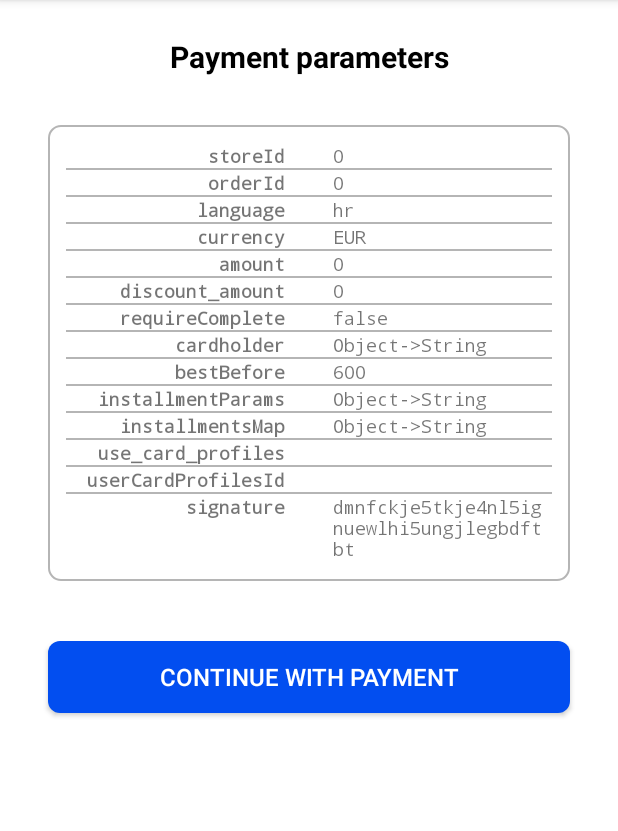
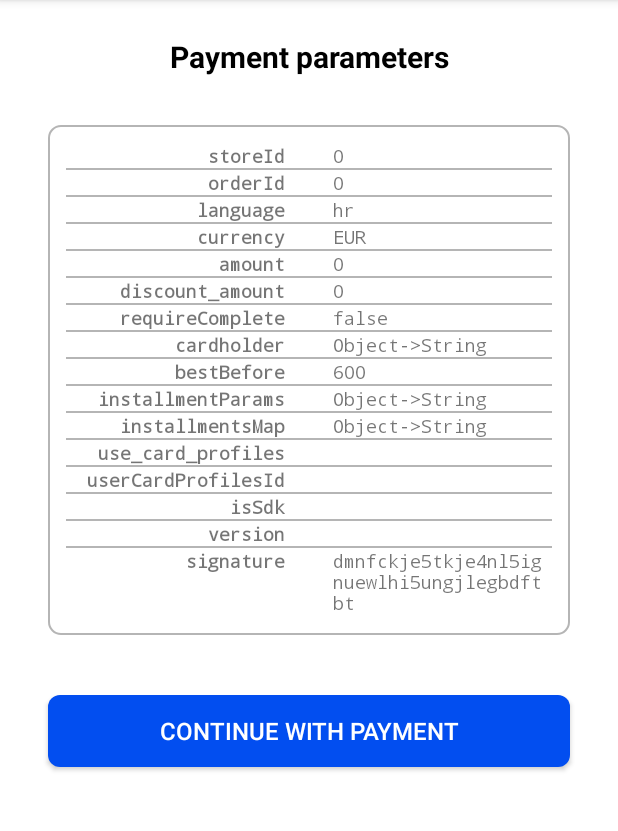
Before and after one commit to corvuspay/android-sdk, an Android app: the CheckoutDetailsActivity screen opened directly, with no data from a screen before it, on a phone screen of 412 x 824 dp, the part 84-915 px from its top. Run offline under Robolectric (Android 15) with nearby library versions, the phone set to English and light mode, and no system bars; our stand-ins replace EventBus; libraries missing offline, so code that uses them is left out: com.corvuspay.sdk.

Commit message:
Demoshop update

```diff
--- a/Demoshop/app/src/main/java/hr/corvuspay/demoshop/activities/CheckoutDetailsActivity.kt
+++ b/Demoshop/app/src/main/java/hr/corvuspay/demoshop/activities/CheckoutDetailsActivity.kt
@@ -67,7 +67,7 @@ class CheckoutDetailsActivity : AppCompatActivity() {
             NO_INSTALMENTS -> {
                 isInstallmentParamsVisible(false)
                 isInstallmentMapsVisible(false)
-                checkoutObject = createCheckoutObject().noInstallments().addCardProfiles().addSignature()
+                checkoutObject = createCheckoutObject().noInstallments().addSignature()
                 setUICheckoutData(checkoutObject)
             }
             FIXED_INSTALMENTS -> {
@@ -247,6 +247,8 @@ class CheckoutDetailsActivity : AppCompatActivity() {
         tv_param_installmentParams_value.text = showInstallments()
         tv_param_installmentsMap_value.text = showInstallments()
         tv_param_signature_value.text = checkout.signature
+        tv_isSdk_value.text = checkout.isSdk.toString()
+        tv_version_value.text = checkout.version
         if (Constants.USE_CARD_PROFILES != null){
             tv_useCardProfiles_value.text = Constants.USE_CARD_PROFILES.toString()
             tv_userCardProfilesId_value.text = Constants.USER_CARD_PROFILES_ID
--- a/Demoshop/app/src/main/res/layout/activity_checkout_details.xml
+++ b/Demoshop/app/src/main/res/layout/activity_checkout_details.xml
@@ -241,6 +241,36 @@
                 </TableRow>
 
                 <TableRow
+                    android:id="@+id/tv_isSdk"
+                    style="@style/TableRow">
+
+                    <TextView
+                        android:id="@+id/tv_isSdk_title"
+                        style="@style/TableColumn1"
+                        android:text="isSdk" />
+
+                    <TextView
+                        android:id="@+id/tv_isSdk_value"
+                        style="@style/TableColumn2"
+                        tools:text="Object->String" />
+                </TableRow>
+
+                <TableRow
+                    android:id="@+id/tv_version"
+                    style="@style/TableRow">
+
+                    <TextView
+                        android:id="@+id/tv_version_title"
+                        style="@style/TableColumn1"
+                        android:text="version" />
+
+                    <TextView
+                        android:id="@+id/tv_version_value"
+                        style="@style/TableColumn2"
+                        tools:text="Object->String" />
+                </TableRow>
+
+                <TableRow
                     android:id="@+id/tv_param_signature"
                     style="@style/TableRow"
                     android:background="@color/colorWhite">
```
Also changed, not shown: 1 other file.
